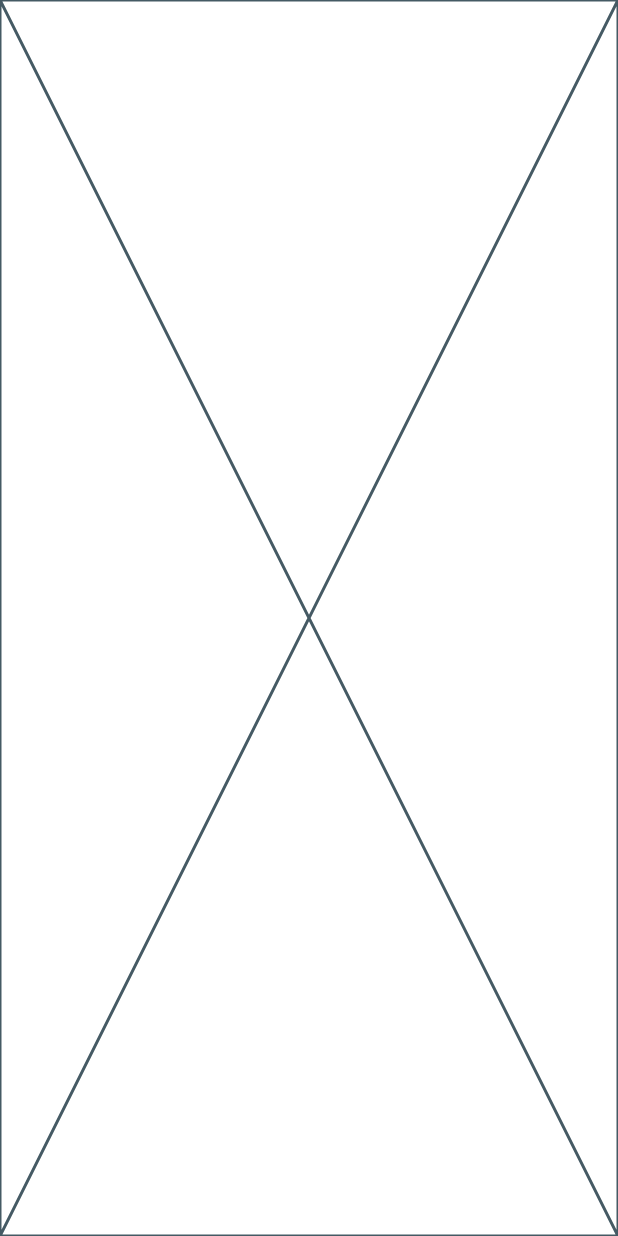
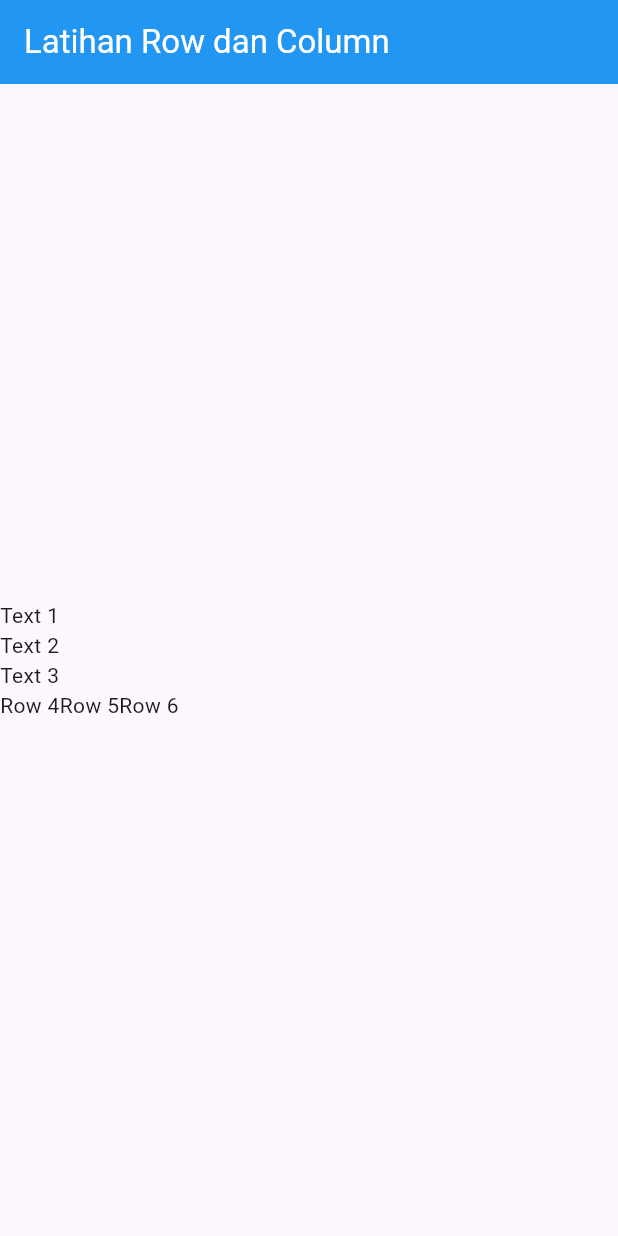
Before and after one commit to ahmadromadhani007/FlutterCode, a Flutter app: the screen it shows after launch, on a phone screen of 412 x 824 dp. Run offline on Flutter 3.47's test engine with Material 3 defaults, Android fonts, the phone set to English and light mode, and no system bars.

Commit message:
rowdanColumns

```diff
--- a/flutter_basic/aplikasi_row_column/lib/main.dart
+++ b/flutter_basic/aplikasi_row_column/lib/main.dart
@@ -1,7 +1,7 @@
 import 'package:flutter/material.dart';
 
 void main() {
-  runApp(MyApp());
+  runApp(const MyApp());
 }
 
 class MyApp extends StatelessWidget {
@@ -9,6 +9,33 @@ class MyApp extends StatelessWidget {
 
   @override
   Widget build(BuildContext context) {
-    return const Placeholder();
+    return MaterialApp(
+      title: 'Latihan Row dan Column',
+      theme: ThemeData(
+        appBarTheme: AppBarTheme(
+          backgroundColor: Colors.blue, // warna AppBar biru
+          foregroundColor: Colors.white, // warna teks/icon jadi putih
+        ),
+      ),
+      home: Scaffold(
+        appBar: AppBar(title: Text("Latihan Row dan Column")),
+        body: Column(
+          mainAxisAlignment: MainAxisAlignment.center,
+          crossAxisAlignment: CrossAxisAlignment.start,
+          children: <Widget>[
+            Text("Text 1"),
+            Text("Text 2"),
+            Text("Text 3"),
+            Row(
+              children: <Widget>[
+                Text("Row 4"),
+                Text("Row 5"),
+                Text("Row 6"),
+              ],
+            ),
+          ],
+        ),
+      ),
+    );
   }
 }
```
